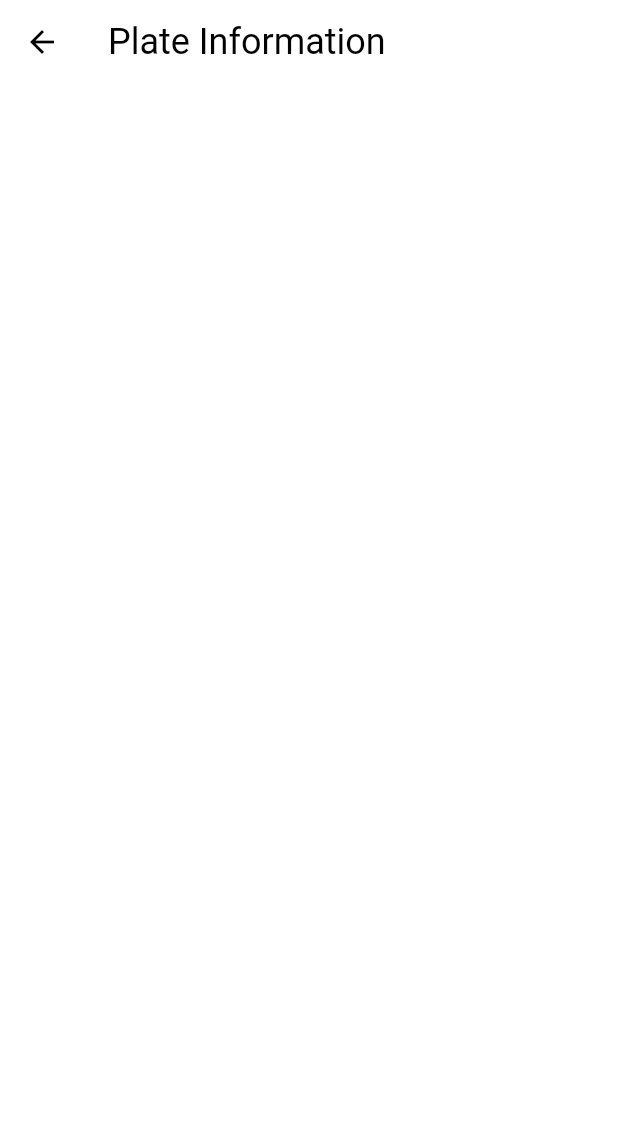
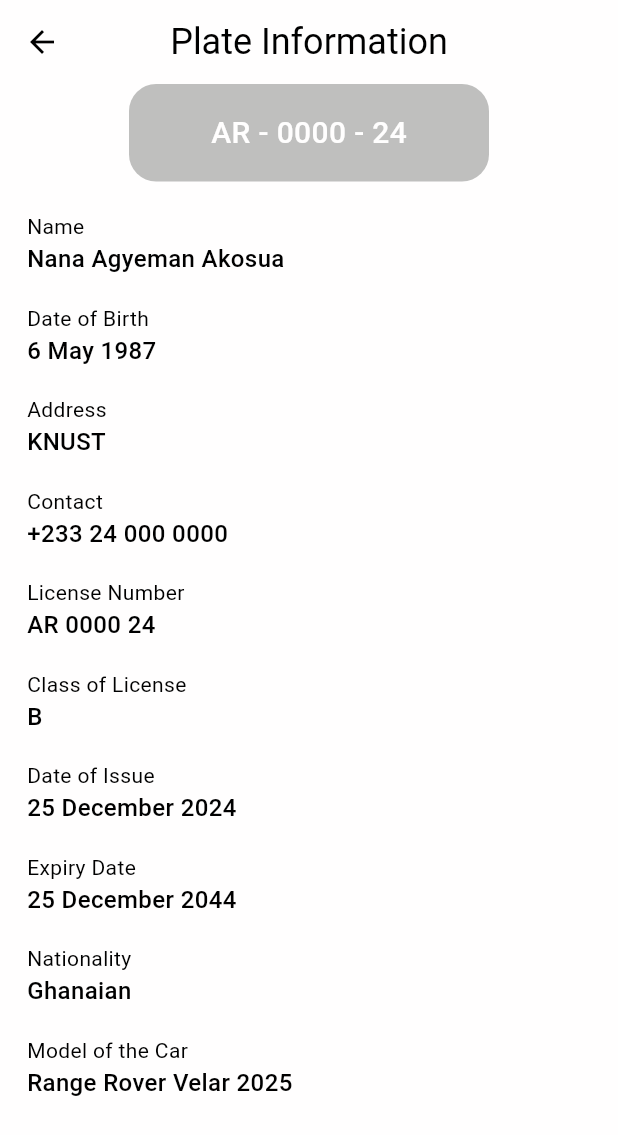
Before and after one commit to agyeman-08/NPV_mobile_app, a Flutter app: the screen it shows once a user with an empty profile is signed in, after a tap on "Input", on a phone screen of 412 x 824 dp. Shown: the top 1135 px of the screen. Run offline on Flutter 3.47's test engine with Material 3 defaults, Android fonts, the phone set to English and light mode, and no system bars; our stand-ins replace animated_splash_screen, carousel_slider, cloud_firestore, firebase_auth, firebase_core, fluttertoast and 3 more; accounts and stored records are empty.

Commit message:
Plate view

```diff
--- a/lib/screens/home_page.dart
+++ b/lib/screens/home_page.dart
@@ -119,7 +119,7 @@ class _HomePageState extends State<HomePage> {
                     Navigator.of(context).push(
                       MaterialPageRoute(
                         builder: (context) {
-                          return const InputPage();
+                          return const PlateInfoView();
                         },
                       ),
                     );
--- a/lib/screens/input_page.dart
+++ b/lib/screens/input_page.dart
@@ -1,36 +1,106 @@
 import 'package:flutter/material.dart';
 
-class InputPage extends StatelessWidget {
-  const InputPage({super.key});
-
+class PlateInfoView extends StatelessWidget {
+  const PlateInfoView({super.key});
   @override
   Widget build(BuildContext context) {
+    List<String> labels = [
+      'Name',
+      'Date of Birth',
+      'Address',
+      'Contact',
+      'License Number',
+      'Class of License',
+      'Date of Issue',
+      'Expiry Date',
+      'Nationality',
+      'Model of the Car'
+    ];
+
+    List<String> values = [
+      'Nana Agyeman Akosua',
+      '6 May 1987',
+      'KNUST',
+      '+233 24 000 0000',
+      'AR 0000 24',
+      'B',
+      '25 December 2024',
+      '25 December 2044',
+      'Ghanaian',
+      'Range Rover Velar 2025',
+    ];
+
     return Scaffold(
-      backgroundColor: Colors.white,
       appBar: AppBar(
-        backgroundColor: Colors.white,
         title: const Text('Plate Information'),
+        centerTitle: true,
+        backgroundColor: const Color(0xFFfffefe),
+        elevation: 0,
       ),
-      body: const Column(
-        children: [
-          Padding(
-            padding: EdgeInsets.symmetric(horizontal: 40),
-            child: TextField(
-              decoration: InputDecoration(
-                border: OutlineInputBorder(
-                  borderRadius: BorderRadius.all(
-                    Radius.circular(10),
-                  ),
-                  borderSide: BorderSide(
-                    color: Colors.black,
-                    style: BorderStyle.solid,
-                    width: 4,
+      body: Container(
+        width: double.infinity,
+        height: double.infinity,
+        color: const Color(0xFFfffefe),
+        child: Padding(
+          padding: const EdgeInsets.symmetric(horizontal: 18),
+          child: Column(
+            children: [
+              Container(
+                width: 240,
+                decoration: const BoxDecoration(
+                  color: Color(0xffbfbfbe),
+                  borderRadius: BorderRadius.all(Radius.circular(18)),
+                ),
+                child: const Center(
+                  child: Padding(
+                    padding: EdgeInsets.symmetric(vertical: 18),
+                    child: Text(
+                      'AR - 0000 - 24',
+                      style: TextStyle(
+                        fontSize: 20,
+                        color: Color(0xFFfffefe),
+                        fontWeight: FontWeight.w500,
+                      ),
+                    ),
                   ),
                 ),
               ),
-            ),
+              const SizedBox(height: 20),
+              Expanded(
+                child: SizedBox(
+                  width: double.infinity,
+                  child: ListView.builder(
+                    shrinkWrap: true,
+                    itemCount: labels.length,
+                    itemBuilder: (context, index) {
+                      return Padding(
+                        padding: const EdgeInsets.only(bottom: 18),
+                        child: Column(
+                          crossAxisAlignment: CrossAxisAlignment.start,
+                          children: [
+                            Text(
+                              labels[index],
+                              style: const TextStyle(
+                                fontSize: 14,
+                              ),
+                            ),
+                            Text(
+                              values[index],
+                              style: const TextStyle(
+                                fontSize: 16,
+                                fontWeight: FontWeight.w500,
+                              ),
+                            ),
+                          ],
+                        ),
+                      );
+                    },
+                  ),
+                ),
+              ),
+            ],
           ),
-        ],
+        ),
       ),
     );
   }
```
